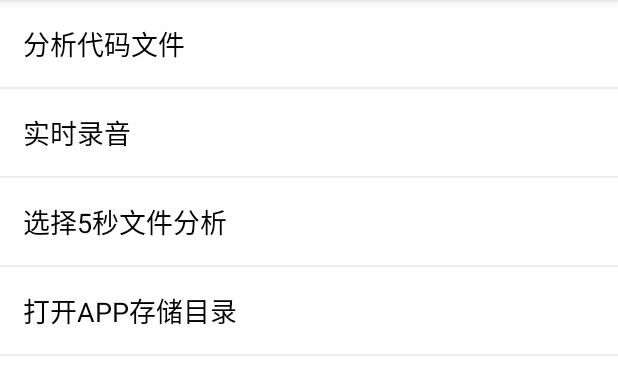
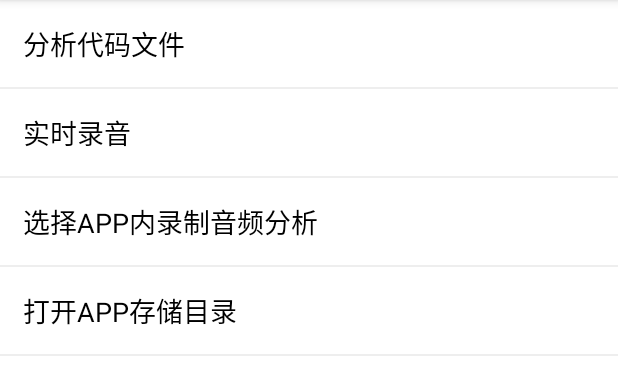
Before and after one commit to azure213231/Android-AudioClassifyDemo, an Android app: the screen it shows after launch (MainActivity), on a phone screen of 412 x 824 dp, the part 84-468 px from its top. Run offline under Robolectric (Android 15) with nearby library versions, the phone set to English and light mode, and no system bars; libraries missing offline, so code that uses them is left out: org.pytorch; 2 statements that could not run were skipped.

Commit message:
文案变更

```diff
--- a/app/src/main/res/layout/activity_main.xml
+++ b/app/src/main/res/layout/activity_main.xml
@@ -50,7 +50,7 @@
         <TextView
             android:layout_width="wrap_content"
             android:layout_height="wrap_content"
-            android:text="选择5秒文件分析"
+            android:text="选择APP内录制音频分析"
             android:textColor="@color/black"
             android:textSize="18sp"/>
     </LinearLayout>
```
